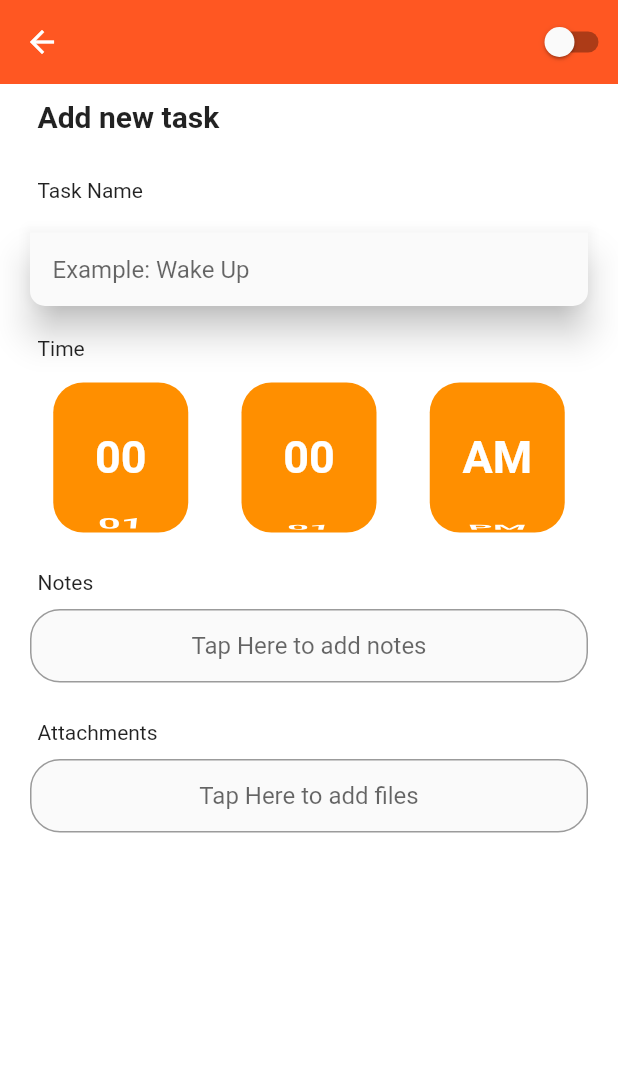
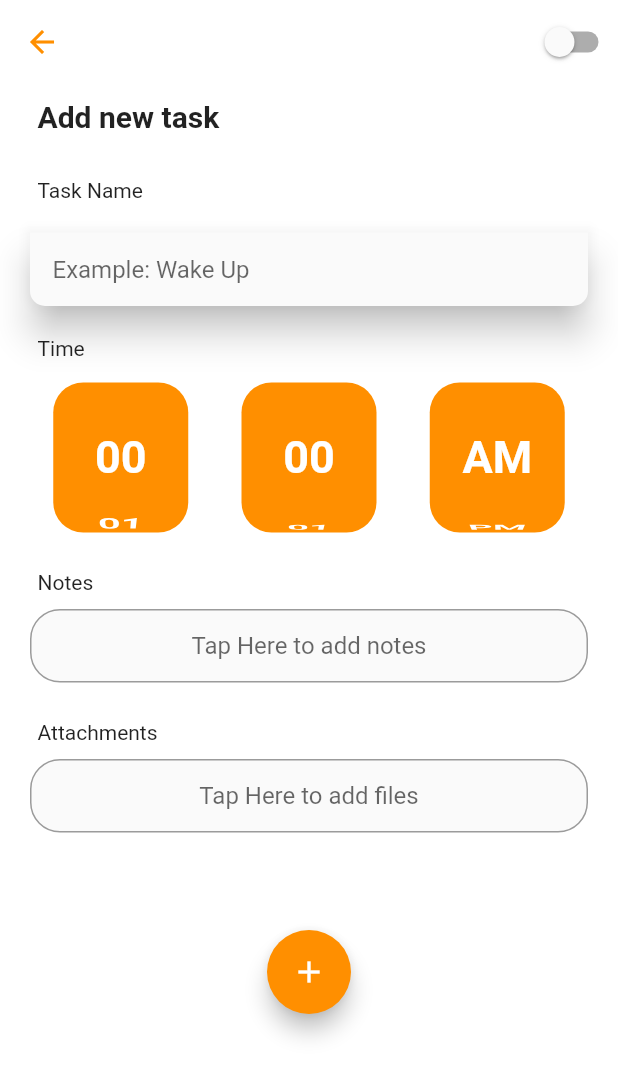
Before and after one commit to TonnyKamau/taskin, a Flutter app: the screen it shows after launch, after a tap on the "add" icon, on a phone screen of 412 x 824 dp. Shown: the top 1077 px of the screen. Run offline on Flutter 3.47's test engine with Material 2 defaults, Android fonts, the light colour scheme and no system bars.

Commit message:
new design

```diff
--- a/lib/screens/add_task.dart
+++ b/lib/screens/add_task.dart
@@ -25,9 +25,12 @@ class _AddTasksState extends State<AddTasks> {
   Widget build(BuildContext context) {
     return Scaffold(
       appBar: AppBar(
-        elevation: 0,
-        actions: [ChangeThemeButtonWidget()],
-      ),
+          backgroundColor: Colors.transparent,
+          elevation: 0,
+          actions: [ChangeThemeButtonWidget()],
+          leading: BackButton(
+            color: Theme.of(context).colorScheme.primary,
+          )),
       body: SingleChildScrollView(
         child: Form(
           child: Column(
@@ -196,6 +199,22 @@ class _AddTasksState extends State<AddTasks> {
                   ),
                 ),
               ),
+              Padding(
+                padding: const EdgeInsets.fromLTRB(0.0, 50.0, 0.0, 0.0),
+                child: Center(
+                  child: FloatingActionButton(
+                    onPressed: () {
+                      Navigator.push(context,
+                          MaterialPageRoute(builder: (context) => AddTasks()));
+                    },
+                    child: const Icon(
+                      Icons.add,
+                      color: Colors.white,
+                    ),
+                    backgroundColor: Colors.amber[800],
+                  ),
+                ),
+              ),
             ],
           ),
         ),
--- a/lib/screens/homepage.dart
+++ b/lib/screens/homepage.dart
@@ -12,79 +12,23 @@ class _MyHomePageState extends State<MyHomePage> {
   @override
   Widget build(BuildContext context) {
     return Scaffold(
-
+      drawer: Drawer(),
       body: CustomScrollView(
         slivers: <Widget>[
           SliverAppBar(
-
+            backgroundColor: Colors.transparent,
+            leading: IconButton(
+              icon: const Icon(
+                Icons.notes_rounded,
+              ),
+              iconSize: 24.0,
+              onPressed: () => Scaffold.of(context).openDrawer(),
+            ),
             floating: true,
-            snap: true,
-            title: _bar(context),
-            automaticallyImplyLeading: false,
-    centerTitle: true,
-    titleSpacing: 0,
-    backgroundColor: Colors.transparent,
-    elevation: 0,
-          ),
-          const SliverToBoxAdapter(
-            child:SizedBox(
-              height:24,
-            )
-          ),
-
-          const SliverToBoxAdapter(
-            child:SizedBox(
-              height:80,
-            )
+            elevation: 0,
           ),
         ],
       ),
     );
   }
-
-  Widget _bar(BuildContext context) => Container(
-        decoration:BoxDecoration(
-          borderRadius:BorderRadius.circular(24),
-        ),
-        width: double.infinity,
-        padding: const EdgeInsets.symmetric(horizontal: 20),
-        child: Card(
-          elevation: 2,
-          child: Padding(
-            padding: const EdgeInsets.symmetric(vertical: 5.0),
-            child: Row(children: <Widget>[
-              const SizedBox(
-                width: 20,
-              ),
-
-     InkWell(
-              child: const Icon(Icons.menu),
-              onTap: () => Scaffold.of(context).openDrawer(),
-            ),
-              Expanded(
-                  child: Center(
-                    child: Text(
-                'Search your notes',
-                softWrap: false,
-              ),
-                  )),
-              InkWell(
-                  child: Icon(isGrid ? Icons.view_list : Icons.view_module),
-                  onTap: () => setState(() {
-                        isGrid = !isGrid;
-                      })),
-              const SizedBox(
-                width: 18,
-              ),
-              CircleAvatar(
-                child: Icon(Icons.face),
-                radius: 17,
-              ),
-              const SizedBox(
-                width: 10,
-              )
-            ]),
-          ),
-        ),
-      );
 }
--- a/lib/screens/nav_screen.dart
+++ b/lib/screens/nav_screen.dart
@@ -30,7 +30,7 @@ class _NavScreenState extends State<NavScreen> {
         children: _screens,
       ),
       bottomNavigationBar: BottomNavigationBar(
-        backgroundColor: Colors.deepOrange[500],
+        backgroundColor: Colors.amber[800],
         items: const <BottomNavigationBarItem>[
           BottomNavigationBarItem(
             icon: Icon(Icons.task),
@@ -55,7 +55,7 @@ class _NavScreenState extends State<NavScreen> {
           Icons.add,
           color: Colors.white,
         ),
-        backgroundColor: Colors.deepOrange[600],
+        backgroundColor: Colors.amber[800],
       ),
     );
   }
--- a/lib/services/theme_provider.dart
+++ b/lib/services/theme_provider.dart
@@ -11,7 +11,7 @@ class ThemeProvider extends ChangeNotifier {
 }
 
 class MyThemes {
-  static final primary = Colors.deepOrange.shade500;
+  static final primary = Colors.amber.shade800;
   static final lightTheme = ThemeData(
     scaffoldBackgroundColor: Colors.white,
     colorScheme: ColorScheme.light(primary: primary),
```
Also changed, not shown: lib/screens/task_tile.dart (deleted, +0 -35 lines), lib/screens/today_tile.dart (added, +12 -0 lines), lib/screens/tommorrow_tile.dart (added, +14 -0 lines).
